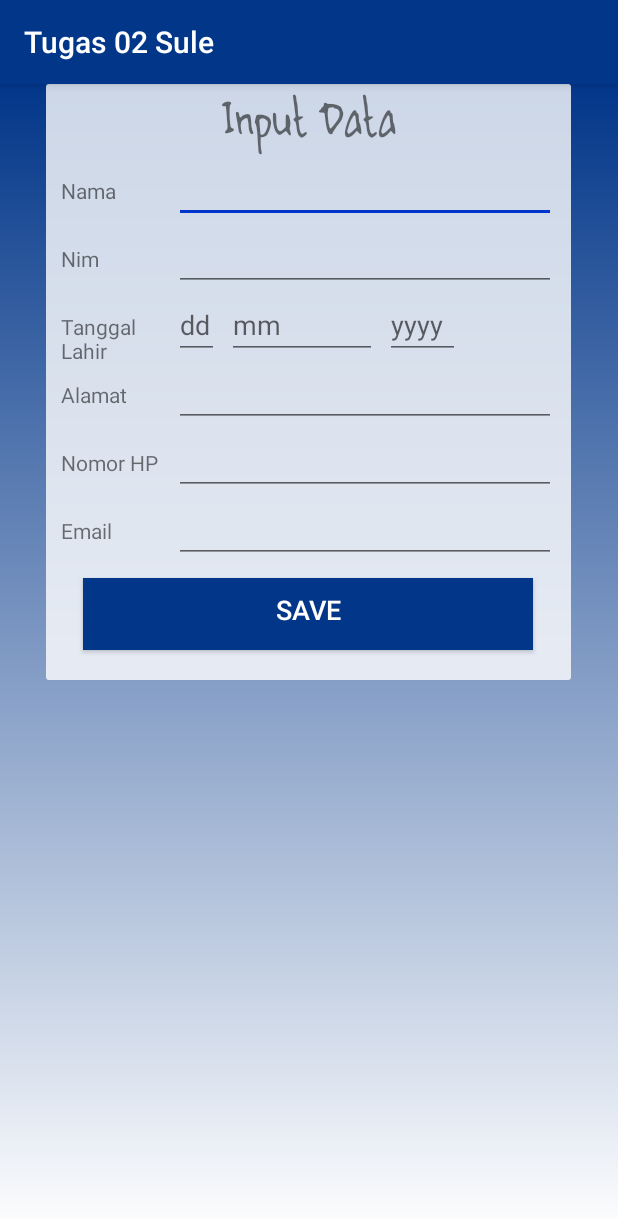
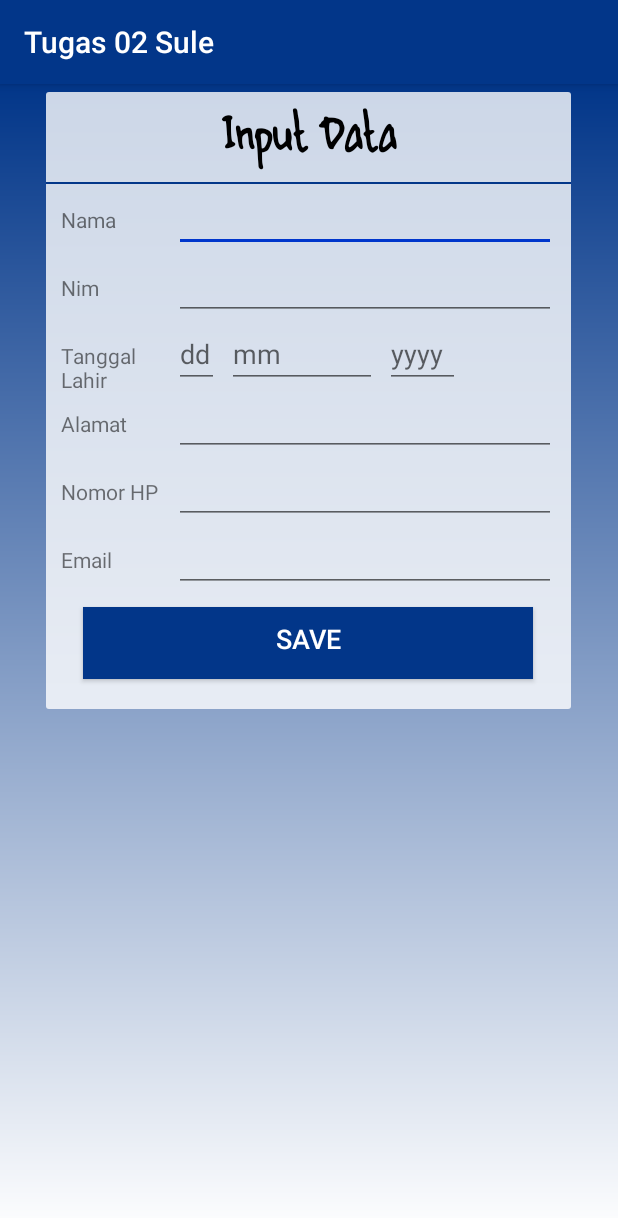
Before and after one commit to SulaimanTsany/Android-Studio, an Android app: the MainActivity screen opened directly, with no data from a screen before it, after a tap on "EDIT", on a phone screen of 412 x 824 dp. Shown: the top 1218 px of the screen. Run offline under Robolectric (Android 15) with nearby library versions, the phone set to English and light mode, and no system bars.

Commit message:
tugas 2 selesai

```diff
--- a/app/src/main/AndroidManifest.xml
+++ b/app/src/main/AndroidManifest.xml
@@ -13,7 +13,6 @@
         <activity android:name=".InputActivity">
             <intent-filter>
                 <action android:name="android.intent.action.MAIN" />
-
                 <category android:name="android.intent.category.LAUNCHER" />
             </intent-filter>
         </activity>
--- a/app/src/main/java/com/example/diss/tugas01sule/InputActivity.java
+++ b/app/src/main/java/com/example/diss/tugas01sule/InputActivity.java
@@ -13,6 +13,10 @@ public class InputActivity extends AppCompatActivity {
     TextView address;
     TextView phone;
     TextView email;
+    TextView tg_d;
+    TextView tg_m;
+    TextView tg_y;
+
     @Override
     protected void onCreate(Bundle savedInstanceState) {
         super.onCreate(savedInstanceState);
@@ -22,16 +26,31 @@ public class InputActivity extends AppCompatActivity {
         address = findViewById(R.id.input_address);
         phone = findViewById(R.id.input_phone);
         email = findViewById(R.id.input_email);
+        tg_d = findViewById(R.id.input_birthday_d);
+        tg_m = findViewById(R.id.input_birthday_m);
+        tg_y = findViewById(R.id.input_birthday_y);
+
+        Intent intent = getIntent();
+        if (intent != null) {
+            name.setText(intent.getStringExtra("name"));
+            nim.setText(intent.getStringExtra("nim"));
+            address.setText(intent.getStringExtra("address"));
+            phone.setText(intent.getStringExtra("phone"));
+            email.setText(intent.getStringExtra("email"));
+        }
     }
 
     public void saveButton (View view) {
+        String birthday = tg_d.getText().toString() +" "+ tg_m.getText().toString() +" "+ tg_y.getText().toString();
         Toast.makeText(this, "saved", Toast.LENGTH_SHORT).show();
         Intent intent = new Intent(this, MainActivity.class);
-        intent.putExtra("name", name.getText());
-        intent.putExtra("nim", nim.getText());
-        intent.putExtra("address", address.getText());
-        intent.putExtra("phone", phone.getText());
-        intent.putExtra("email", email.getText());
+        intent.putExtra("name", name.getText().toString());
+        intent.putExtra("nim", nim.getText().toString());
+        intent.putExtra("address", address.getText().toString());
+        intent.putExtra("phone", phone.getText().toString());
+        intent.putExtra("email", email.getText().toString());
+        intent.putExtra("birthday", birthday);
+
         startActivity(intent);
         this.finish();
     }
--- a/app/src/main/java/com/example/diss/tugas01sule/MainActivity.java
+++ b/app/src/main/java/com/example/diss/tugas01sule/MainActivity.java
@@ -22,6 +22,7 @@ public class MainActivity extends AppCompatActivity {
     TextView address;
     TextView phone;
     TextView email;
+    TextView birtday;
 
     @Override
     protected void onCreate(Bundle savedInstanceState) {
@@ -33,6 +34,7 @@ public class MainActivity extends AppCompatActivity {
         address = findViewById(R.id.address);
         phone = findViewById(R.id.phone);
         email = findViewById(R.id.email);
+        birtday = findViewById(R.id.birthday);
 
 //        Bundle bundle = getIntent().getExtras();
 //        name.setText(bundle.getString("name", getString(R.string.name)));
@@ -42,14 +44,16 @@ public class MainActivity extends AppCompatActivity {
 //        email.setText(bundle.getString("email", getString(R.string.email)));
 
         Intent intent = getIntent();
-        name.setText(intent.getStringExtra("name"));
-        nim.setText(intent.getStringExtra("nim"));
-        address.setText(intent.getStringExtra("address"));
-        phone.setText(intent.getStringExtra("phone"));
-        email.setText(intent.getStringExtra("email"));
+        if (intent != null) {
+            name.setText(intent.getStringExtra("name"));
+            nim.setText(intent.getStringExtra("nim"));
+            address.setText(intent.getStringExtra("address"));
+            phone.setText(intent.getStringExtra("phone"));
+            email.setText(intent.getStringExtra("email"));
+            birtday.setText(intent.getStringExtra("birthday"));
+        }
 
 //        final Button button = findViewById(R.id.edit_button);
-
 //        button.setOnClickListener(new View.OnClickListener() {
 //            @RequiresApi(api = Build.VERSION_CODES.M)
 //            public void onClick(View v) {
@@ -63,6 +67,12 @@ public class MainActivity extends AppCompatActivity {
 
     public void editButton(View view) {
         Intent intent = new Intent(this, InputActivity.class);
+        intent.putExtra("name", name.getText().toString());
+        intent.putExtra("nim", nim.getText().toString());
+        intent.putExtra("address", address.getText().toString());
+        intent.putExtra("phone", phone.getText().toString());
+        intent.putExtra("email", email.getText().toString());
+
         startActivity(intent);
         this.finish();
     }
--- a/app/src/main/res/layout/activity_input.xml
+++ b/app/src/main/res/layout/activity_input.xml
@@ -2,11 +2,14 @@
 <ScrollView xmlns:android="http://schemas.android.com/apk/res/android"
     android:layout_width="match_parent"
     android:layout_height="match_parent"
-    android:background="@drawable/gradient_top">
+    android:background="@drawable/gradient_top"
+    android:focusable="true"
+    android:focusableInTouchMode="true">
 
     <LinearLayout
         android:layout_width="350dp"
         android:layout_height="wrap_content"
+        android:layout_marginTop="5dp"
         android:orientation="vertical"
         android:paddingBottom="10dp"
         android:background="@drawable/border_shadow"
@@ -18,9 +21,15 @@
             android:fontFamily="@font/sule_handwrite"
             android:textSize="30sp"
             android:gravity="center_horizontal"
-            android:layout_marginTop="5dp"
+            android:layout_marginTop="10dp"
+            android:layout_marginBottom="8dp"
+            android:textStyle="bold"
+            android:textColor="#000"
             android:text="Input Data"/>
-
+        <View
+            android:layout_width="match_parent"
+            android:layout_height="1.5dp"
+            android:background="@color/colorPrimary"/>
         <LinearLayout
             android:layout_width="match_parent"
             android:layout_height="wrap_content"
@@ -82,7 +91,7 @@
                 android:maxLines="1"
                 android:maxLength="15"/>
             <EditText
-                android:id="@+id/input_birthday-h"
+                android:id="@+id/input_birthday-y"
                 android:layout_marginEnd="5dp"
                 android:layout_width="50dp"
                 android:layout_height="wrap_content"
@@ -123,7 +132,8 @@
                 android:layout_marginEnd="10dp"
                 android:layout_width="match_parent"
                 android:layout_height="wrap_content"
-                android:inputType="phone"/>
+                android:inputType="phone"
+                android:maxLength="13"/>
         </LinearLayout>
 
         <LinearLayout
```
Also changed, not shown: app/src/main/res/layout/activity_main.xml (+1 -40 lines), app/src/main/res/values/strings.xml (+15 -1 lines).
